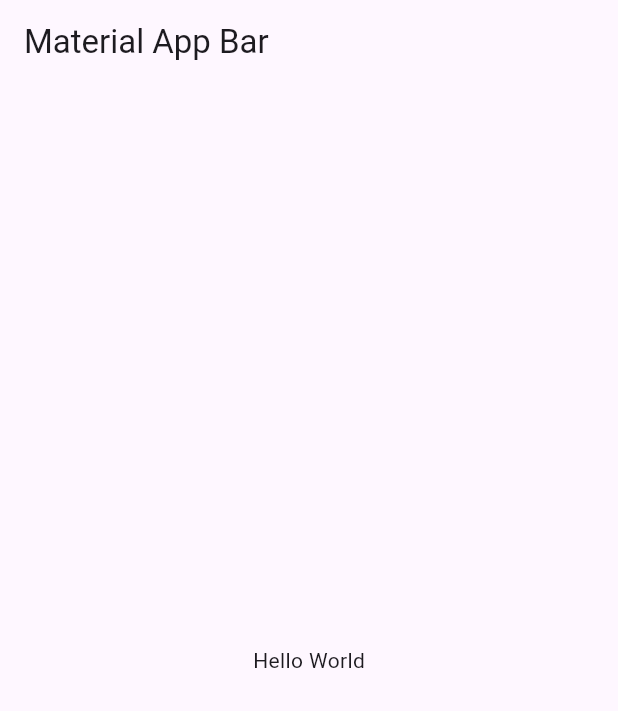
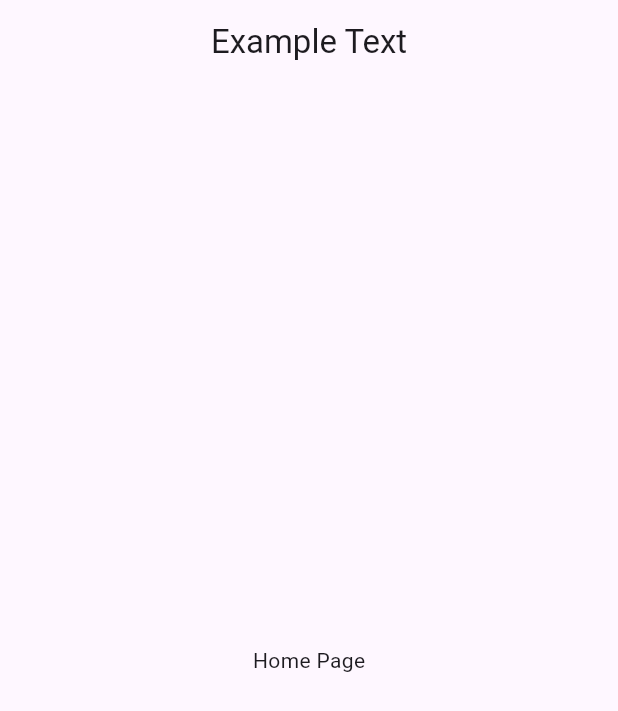
Before and after one commit to Cedars22/OneSecondEveryday, a Flutter app: the screen it shows after launch, on a phone screen of 412 x 824 dp. Shown: the top 711 px of the screen. Run offline on Flutter 3.47's test engine with Material 3 defaults, Android fonts, the light colour scheme and no system bars; our stand-ins replace go_router.

Commit message:
localizations

````diff
--- /dev/null
+++ b/l10n.yaml
@@ -0,0 +1,6 @@
+arb-dir: lib/l10n/
+template-arb-file: app_es.arb
+output-localization-file: app_localizations.dart
+output-dir: lib/localizations/
+synthetic-package: false
+nullable-getter: false
--- /dev/null
+++ b/lib/core/extensions/app_loc_extension.dart
@@ -0,0 +1,7 @@
+import 'package:flutter/material.dart';
+
+import '../../localizations/app_localizations.dart';
+
+extension LocalizedBuildContext on BuildContext {
+  AppLocalizations get loc => AppLocalizations.of(this);
+}
--- /dev/null
+++ b/lib/core/router/app_router.dart
@@ -0,0 +1,8 @@
+import 'package:go_router/go_router.dart';
+import 'package:one_second_everyday/modules/home/home_router.dart';
+
+GoRouter appRoutes = GoRouter(
+  routes: [
+    ...HomeRouter.routes,
+  ],
+);
--- /dev/null
+++ b/lib/l10n/app_en.arb
@@ -0,0 +1,3 @@
+{
+    "example_text": "Example Text"
+}
--- /dev/null
+++ b/lib/l10n/app_es.arb
@@ -0,0 +1,3 @@
+{
+    "example_text": "Texto de ejemplo"
+}
--- /dev/null
+++ b/lib/localizations/app_localizations.dart
@@ -0,0 +1,133 @@
+import 'dart:async';
+
+import 'package:flutter/foundation.dart';
+import 'package:flutter/widgets.dart';
+import 'package:flutter_localizations/flutter_localizations.dart';
+import 'package:intl/intl.dart' as intl;
+
+import 'app_localizations_en.dart';
+import 'app_localizations_es.dart';
+
+/// Callers can lookup localized strings with an instance of AppLocalizations
+/// returned by `AppLocalizations.of(context)`.
+///
+/// Applications need to include `AppLocalizations.delegate()` in their app's
+/// `localizationDelegates` list, and the locales they support in the app's
+/// `supportedLocales` list. For example:
+///
+/// ```dart
+/// import 'localizations/app_localizations.dart';
+///
+/// return MaterialApp(
+///   localizationsDelegates: AppLocalizations.localizationsDelegates,
+///   supportedLocales: AppLocalizations.supportedLocales,
+///   home: MyApplicationHome(),
+/// );
+/// ```
+///
+/// ## Update pubspec.yaml
+///
+/// Please make sure to update your pubspec.yaml to include the following
+/// packages:
+///
+/// ```yaml
+/// dependencies:
+///   # Internationalization support.
+///   flutter_localizations:
+///     sdk: flutter
+///   intl: any # Use the pinned version from flutter_localizations
+///
+///   # Rest of dependencies
+/// ```
+///
+/// ## iOS Applications
+///
+/// iOS applications define key application metadata, including supported
+/// locales, in an Info.plist file that is built into the application bundle.
+/// To configure the locales supported by your app, you’ll need to edit this
+/// file.
+///
+/// First, open your project’s ios/Runner.xcworkspace Xcode workspace file.
+/// Then, in the Project Navigator, open the Info.plist file under the Runner
+/// project’s Runner folder.
+///
+/// Next, select the Information Property List item, select Add Item from the
+/// Editor menu, then select Localizations from the pop-up menu.
+///
+/// Select and expand the newly-created Localizations item then, for each
+/// locale your application supports, add a new item and select the locale
+/// you wish to add from the pop-up menu in the Value field. This list should
+/// be consistent with the languages listed in the AppLocalizations.supportedLocales
+/// property.
+abstract class AppLocalizations {
+  AppLocalizations(String locale) : localeName = intl.Intl.canonicalizedLocale(locale.toString());
+
+  final String localeName;
+
+  static AppLocalizations of(BuildContext context) {
+    return Localizations.of<AppLocalizations>(context, AppLocalizations)!;
+  }
+
+  static const LocalizationsDelegate<AppLocalizations> delegate = _AppLocalizationsDelegate();
+
+  /// A list of this localizations delegate along with the default localizations
+  /// delegates.
+  ///
+  /// Returns a list of localizations delegates containing this delegate along with
+  /// GlobalMaterialLocalizations.delegate, GlobalCupertinoLocalizations.delegate,
+  /// and GlobalWidgetsLocalizations.delegate.
+  ///
+  /// Additional delegates can be added by appending to this list in
+  /// MaterialApp. This list does not have to be used at all if a custom list
+  /// of delegates is preferred or required.
+  static const List<LocalizationsDelegate<dynamic>> localizationsDelegates = <LocalizationsDelegate<dynamic>>[
+    delegate,
+    GlobalMaterialLocalizations.delegate,
+    GlobalCupertinoLocalizations.delegate,
+    GlobalWidgetsLocalizations.delegate,
+  ];
+
+  /// A list of this localizations delegate's supported locales.
+  static const List<Locale> supportedLocales = <Locale>[
+    Locale('en'),
+    Locale('es')
+  ];
+
+  /// No description provided for @example_text.
+  ///
+  /// In es, this message translates to:
+  /// **'Texto de ejemplo'**
+  String get example_text;
+}
+
+class _AppLocalizationsDelegate extends LocalizationsDelegate<AppLocalizations> {
+  const _AppLocalizationsDelegate();
+
+  @override
+  Future<AppLocalizations> load(Locale locale) {
+    return SynchronousFuture<AppLocalizations>(lookupAppLocalizations(locale));
+  }
+
+  @override
+  bool isSupported(Locale locale) => <String>['en', 'es'].contains(locale.languageCode);
+
+  @override
+  bool shouldReload(_AppLocalizationsDelegate old) => false;
+}
+
+AppLocalizations lookupAppLocalizations(Locale locale) {
+
+
+  // Lookup logic when only language code is specified.
+  switch (locale.languageCode) {
+    case 'en': return AppLocalizationsEn();
+    case 'es': return AppLocalizationsEs();
+  }
+
+  throw FlutterError(
+    'AppLocalizations.delegate failed to load unsupported locale "$locale". This is likely '
+    'an issue with the localizations generation tool. Please file an issue '
+    'on GitHub with a reproducible sample app and the gen-l10n configuration '
+    'that was used.'
+  );
+}
--- /dev/null
+++ b/lib/localizations/app_localizations_en.dart
@@ -0,0 +1,9 @@
+import 'app_localizations.dart';
+
+/// The translations for English (`en`).
+class AppLocalizationsEn extends AppLocalizations {
+  AppLocalizationsEn([String locale = 'en']) : super(locale);
+
+  @override
+  String get example_text => 'Example Text';
+}
--- /dev/null
+++ b/lib/localizations/app_localizations_es.dart
@@ -0,0 +1,9 @@
+import 'app_localizations.dart';
+
+/// The translations for Spanish Castilian (`es`).
+class AppLocalizationsEs extends AppLocalizations {
+  AppLocalizationsEs([String locale = 'es']) : super(locale);
+
+  @override
+  String get example_text => 'Texto de ejemplo';
+}
--- a/lib/main.dart
+++ b/lib/main.dart
@@ -1,4 +1,7 @@
 import 'package:flutter/material.dart';
+import 'package:flutter_localizations/flutter_localizations.dart';
+import 'package:one_second_everyday/core/router/app_router.dart';
+import 'package:one_second_everyday/localizations/app_localizations.dart';
 
 void main() => runApp(const MyApp());
 
@@ -7,16 +10,19 @@ class MyApp extends StatelessWidget {
 
   @override
   Widget build(BuildContext context) {
-    return MaterialApp(
-      title: 'Material App',
-      home: Scaffold(
-        appBar: AppBar(
-          title: const Text('Material App Bar'),
-        ),
-        body: const Center(
-          child: Text('Hello World'),
-        ),
-      ),
+    return MaterialApp.router(
+      title: 'One Second Everyday',
+      routerConfig: appRoutes,
+      localizationsDelegates: const [
+        GlobalMaterialLocalizations.delegate,
+        GlobalCupertinoLocalizations.delegate,
+        GlobalWidgetsLocalizations.delegate,
+        AppLocalizations.delegate,
+      ],
+      supportedLocales: const [
+        Locale('es'), // Spanish
+        Locale('en'), // English
+      ],
     );
   }
 }
--- /dev/null
+++ b/lib/modules/home/home_router.dart
@@ -0,0 +1,14 @@
+import 'package:go_router/go_router.dart';
+
+import 'pages/home_page.dart';
+
+class HomeRouter {
+  static String homePage = '/';
+
+  static final List<GoRoute> routes = [
+    GoRoute(
+      path: homePage,
+      builder: (context, state) => const HomePage(),
+    ),
+  ];
+}
--- /dev/null
+++ b/lib/modules/home/pages/home_page.dart
@@ -0,0 +1,21 @@
+import 'package:flutter/material.dart';
+import 'package:one_second_everyday/core/extensions/app_loc_extension.dart';
+
+class HomePage extends StatelessWidget {
+  const HomePage({super.key});
+
+  @override
+  Widget build(BuildContext context) {
+    return Scaffold(
+      appBar: AppBar(
+        centerTitle: true,
+        title: Text(
+          context.loc.example_text,
+        ),
+      ),
+      body: Center(
+        child: Text('Home Page'),
+      ),
+    );
+  }
+}
--- a/pubspec.yaml
+++ b/pubspec.yaml
@@ -31,9 +31,13 @@ dependencies:
   flutter:
     sdk: flutter
 
+  flutter_localizations:
+    sdk: flutter
+  intl: ^0.19.0
   # The following adds the Cupertino Icons font to your application.
   # Use with the CupertinoIcons class for iOS style icons.
   cupertino_icons: ^1.0.6
+  go_router: ^14.2.6
 
 dev_dependencies:
   flutter_test:
@@ -51,6 +55,7 @@ dev_dependencies:
 
 # The following section is specific to Flutter packages.
 flutter:
+  generate: true
   # The following line ensures that the Material Icons font is
   # included with your application, so that you can use the icons in
   # the material Icons class.
````
Also changed, not shown: pubspec.lock.
